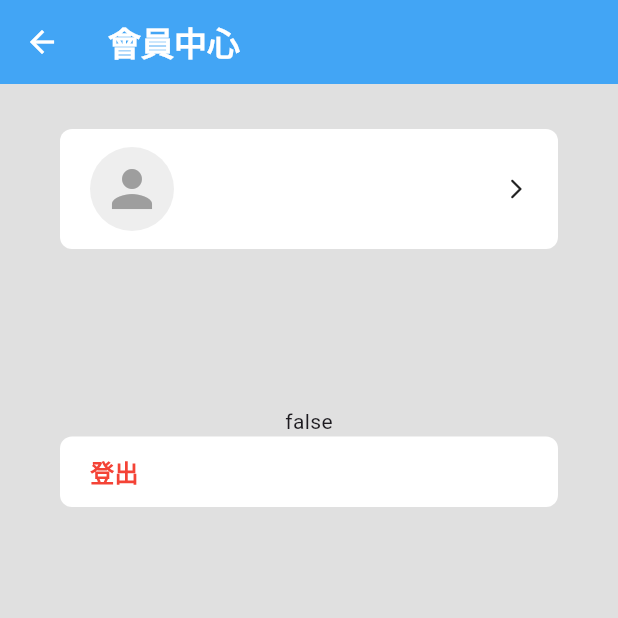
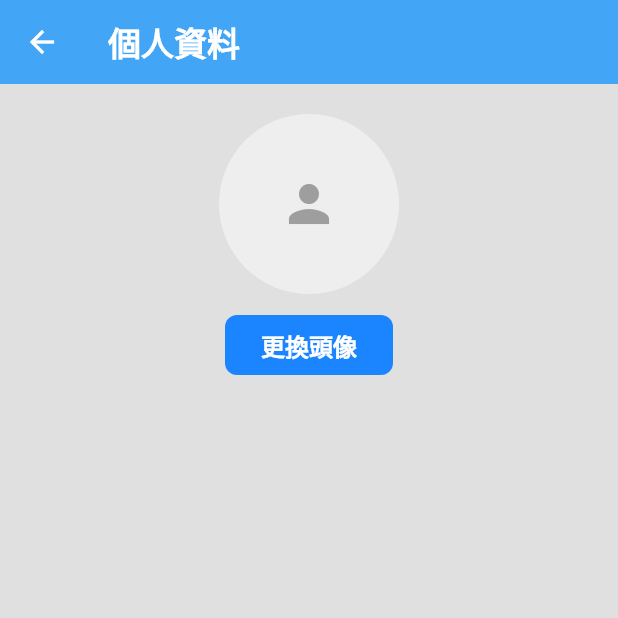
Before and after one commit to Edward-Chau/hk_acg_event_flutter, a Flutter app: the MembersettingScreen screen opened directly, after a tap on the "person" icon, on a phone screen of 412 x 824 dp, the top half of it. Run offline on Flutter 3.47's test engine with Material 3 defaults, Android fonts, the light colour scheme and no system bars; our stand-ins replace carousel_slider, dio, flutter_html, flutter_riverpod, flutter_secure_storage, gap and 6 more; missing offline and left inert: flutter_quill, flutter_quill_extensions, insta_image_viewer; accounts and stored records are empty; network calls fail.

Commit message:
Add user detail page and avatar widget
Introduced a new user detail screen and a reusable UserAvaterWidget for displaying user avatars. Updated member settings to use the new avatar widget and navigate to the user detail page. Minor cleanup in user profile model.

```diff
--- a/lib/NavigationPage.dart/member/memberSetting_Screen.dart
+++ b/lib/NavigationPage.dart/member/memberSetting_Screen.dart
@@ -1,6 +1,8 @@
 import 'package:flutter/material.dart';
 import 'package:flutter_riverpod/flutter_riverpod.dart';
 import 'package:gap/gap.dart';
+import 'package:hk_acg_event_information/NavigationPage.dart/member/page/user_detail.dart';
+import 'package:hk_acg_event_information/NavigationPage.dart/member/user_avater_widget.dart';
 import 'package:hk_acg_event_information/Widget/setting_card.dart';
 import 'package:hk_acg_event_information/provider/userProvider.dart';
 
@@ -27,21 +29,18 @@ class _MembersettingScreenState extends ConsumerState<MembersettingScreen> {
           child: Column(
             children: [
               SettingCard(
-                onClick: () {},
+                onClick: () {
+                  Navigator.push(
+                    context,
+                    MaterialPageRoute(
+                      builder: (ctx) => const UserDetail(),
+                    ),
+                  );
+                },
                 // hideArror: true,
                 child: Row(
                   children: [
-                    CircleAvatar(
-                      radius: 28,
-                      backgroundColor: Colors.grey[200],
-                      backgroundImage: userProfile.userAvatar != ''
-                          ? NetworkImage(userProfile.userAvatar)
-                          : null,
-                      child: userProfile.userAvatar == ''
-                          ? Icon(Icons.person,
-                              size: 40, color: Colors.grey[500])
-                          : null,
-                    ),
+                    UserAvaterWidget(userAvatar: userProfile.userAvatar),
                     const Gap(10),
                     Expanded(
                       child: Text(
--- /dev/null
+++ b/lib/NavigationPage.dart/member/page/user_detail.dart
@@ -0,0 +1,52 @@
+import 'package:flutter/material.dart';
+import 'package:flutter_riverpod/flutter_riverpod.dart';
+import 'package:gap/gap.dart';
+import 'package:hk_acg_event_information/NavigationPage.dart/member/user_avater_widget.dart';
+import 'package:hk_acg_event_information/provider/userProvider.dart';
+
+class UserDetail extends ConsumerStatefulWidget {
+  const UserDetail({super.key});
+
+  @override
+  ConsumerState<UserDetail> createState() => _UserDetailState();
+}
+
+class _UserDetailState extends ConsumerState<UserDetail> {
+  void editUserAvater() {}
+
+  @override
+  Widget build(BuildContext context) {
+    final double bottomInset = MediaQuery.of(context).viewInsets.bottom;
+
+    final userProfile = ref.watch(userProvider);
+    return Scaffold(
+      appBar: AppBar(
+        title: const Text('個人資料'),
+      ),
+      body: Padding(
+        padding: EdgeInsets.all(20),
+        child: SingleChildScrollView(
+          child: Column(
+            mainAxisSize: MainAxisSize.min,
+            children: [
+              Row(
+                mainAxisAlignment: MainAxisAlignment.center,
+                children: [
+                  UserAvaterWidget(
+                    radius: 60,
+                    userAvatar: userProfile.userAvatar,
+                  ),
+                ],
+              ),
+              const Gap(10),
+              FilledButton(
+                onPressed: editUserAvater,
+                child: const Text('更換頭像'),
+              ),
+            ],
+          ),
+        ),
+      ),
+    );
+  }
+}
--- /dev/null
+++ b/lib/NavigationPage.dart/member/user_avater_widget.dart
@@ -0,0 +1,19 @@
+import 'package:flutter/material.dart';
+
+class UserAvaterWidget extends StatelessWidget {
+  const UserAvaterWidget({this.radius, required this.userAvatar, super.key});
+  final String userAvatar;
+  final double? radius;
+
+  @override
+  Widget build(BuildContext context) {
+    return CircleAvatar(
+      radius: radius ?? 28,
+      backgroundColor: Colors.grey[200],
+      backgroundImage: userAvatar != '' ? NetworkImage(userAvatar) : null,
+      child: userAvatar == ''
+          ? Icon(Icons.person, size: 40, color: Colors.grey[500])
+          : null,
+    );
+  }
+}
--- a/lib/model/user_profile_model.dart
+++ b/lib/model/user_profile_model.dart
@@ -31,7 +31,7 @@ class UserProfile {
       id: user['id']?.toString() ?? '',
       documentId: user['documentId'] ?? '',
       username: user['user_name'] ?? '',
-      userAvatar: imageUrl, // ✅ 改這裡
+      userAvatar: imageUrl,
       jwt: jwt,
       isLogin: jwt != '',
     );
```
